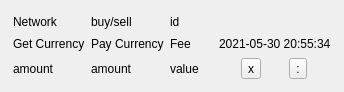
First picture: the form in src/trade_widget.ui, repository biddisco/lxqt-build-tools, before the edit.
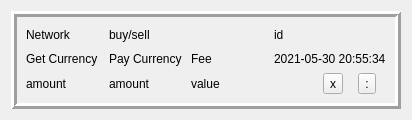
Second picture: the form after the edit.

Commit message:
Bitstamp buy/sell limit orders, currency cleanups, trade dialog
Implement a dialog to show trades before placing orders

Call bitstamp api buy/sell and place orders with multiple trades

Lots of currency type cleanups to improve look and feel, precision etc

The edit to the form file:
```diff
--- a/src/trade_widget.ui
+++ b/src/trade_widget.ui
@@ -6,8 +6,8 @@
    <rect>
     <x>0</x>
     <y>0</y>
-    <width>344</width>
-    <height>92</height>
+    <width>412</width>
+    <height>120</height>
    </rect>
   </property>
   <property name="windowTitle">
@@ -15,24 +15,31 @@
   </property>
   <layout class="QHBoxLayout" name="horizontalLayout">
    <item>
-    <widget class="QWidget" name="controls" native="true">
-     <layout class="QGridLayout" name="gridLayout_4">
-      <property name="leftMargin">
-       <number>2</number>
-      </property>
-      <property name="topMargin">
-       <number>2</number>
-      </property>
-      <property name="rightMargin">
-       <number>2</number>
-      </property>
-      <property name="bottomMargin">
-       <number>2</number>
-      </property>
-      <item row="2" column="0">
-       <widget class="QLabel" name="amount_get">
+    <widget class="QFrame" name="frame">
+     <property name="frameShape">
+      <enum>QFrame::Box</enum>
+     </property>
+     <property name="frameShadow">
+      <enum>QFrame::Raised</enum>
+     </property>
+     <property name="lineWidth">
+      <number>3</number>
+     </property>
+     <layout class="QGridLayout" name="gridLayout">
+      <item row="1" column="3">
+       <widget class="QLabel" name="date_time">
         <property name="text">
-         <string>amount</string>
+         <string>2021-05-30 20:55:34</string>
+        </property>
+       </widget>
+      </item>
+      <item row="1" column="1">
+       <widget class="QLabel" name="taker_payc">
+        <property name="text">
+         <string>Pay Currency</string>
+        </property>
+        <property name="alignment">
+         <set>Qt::AlignLeading|Qt::AlignLeft|Qt::AlignVCenter</set>
         </property>
        </widget>
       </item>
@@ -43,42 +50,8 @@
         </property>
        </widget>
       </item>
-      <item row="0" column="2">
-       <widget class="QLabel" name="id">
-        <property name="text">
-         <string>id</string>
-        </property>
-       </widget>
-      </item>
-      <item row="2" column="2">
-       <widget class="QLabel" name="value">
-        <property name="text">
-         <string>value</string>
-        </property>
-        <property name="alignment">
-         <set>Qt::AlignLeading|Qt::AlignLeft|Qt::AlignVCenter</set>
-        </property>
-       </widget>
-      </item>
-      <item row="1" column="1">
-       <widget class="QLabel" name="currency_pay">
-        <property name="text">
-         <string>Pay Currency</string>
-        </property>
-        <property name="alignment">
-         <set>Qt::AlignLeading|Qt::AlignLeft|Qt::AlignVCenter</set>
-        </property>
-       </widget>
-      </item>
-      <item row="1" column="2">
-       <widget class="QLabel" name="fee">
-        <property name="text">
-         <string>Fee</string>
-        </property>
-       </widget>
-      </item>
       <item row="1" column="0">
-       <widget class="QLabel" name="currency_get">
+       <widget class="QLabel" name="taker_getc">
         <property name="text">
          <string>Get Currency</string>
         </property>
@@ -87,20 +60,6 @@
         </property>
        </widget>
       </item>
-      <item row="2" column="1">
-       <widget class="QLabel" name="amount_pay">
-        <property name="text">
-         <string>amount</string>
-        </property>
-       </widget>
-      </item>
-      <item row="1" column="3">
-       <widget class="QLabel" name="date_time">
-        <property name="text">
-         <string>2021-05-30 20:55:34</string>
-        </property>
-       </widget>
-      </item>
       <item row="0" column="0">
        <widget class="QLabel" name="network">
         <property name="text">
@@ -111,8 +70,55 @@
         </property>
        </widget>
       </item>
+      <item row="1" column="2">
+       <widget class="QLabel" name="fee">
+        <property name="text">
+         <string>Fee</string>
+        </property>
+       </widget>
+      </item>
+      <item row="2" column="0">
+       <widget class="QLabel" name="taker_get">
+        <property name="text">
+         <string>amount</string>
+        </property>
+       </widget>
+      </item>
+      <item row="2" column="1">
+       <widget class="QLabel" name="taker_pay">
+        <property name="text">
+         <string>amount</string>
+        </property>
+       </widget>
+      </item>
+      <item row="2" column="2">
+       <widget class="QLabel" name="exchange_rate">
+        <property name="text">
+         <string>value</string>
+        </property>
+        <property name="alignment">
+         <set>Qt::AlignLeading|Qt::AlignLeft|Qt::AlignVCenter</set>
+        </property>
+       </widget>
+      </item>
       <item row="2" column="3">
        <layout class="QHBoxLayout" name="horizontalLayout_2">
+        <item>
+         <spacer name="horizontalSpacer">
+          <property name="orientation">
+           <enum>Qt::Horizontal</enum>
+          </property>
+          <property name="sizeType">
+           <enum>QSizePolicy::Minimum</enum>
+          </property>
+          <property name="sizeHint" stdset="0">
+           <size>
+            <width>40</width>
+            <height>20</height>
+           </size>
+          </property>
+         </spacer>
+        </item>
         <item>
          <widget class="QToolButton" name="cancel">
           <property name="text">
@@ -135,6 +141,13 @@
         </item>
        </layout>
       </item>
+      <item row="0" column="3">
+       <widget class="QLabel" name="id">
+        <property name="text">
+         <string>id</string>
+        </property>
+       </widget>
+      </item>
      </layout>
     </widget>
    </item>
```
The commit also changes 19 other files.
